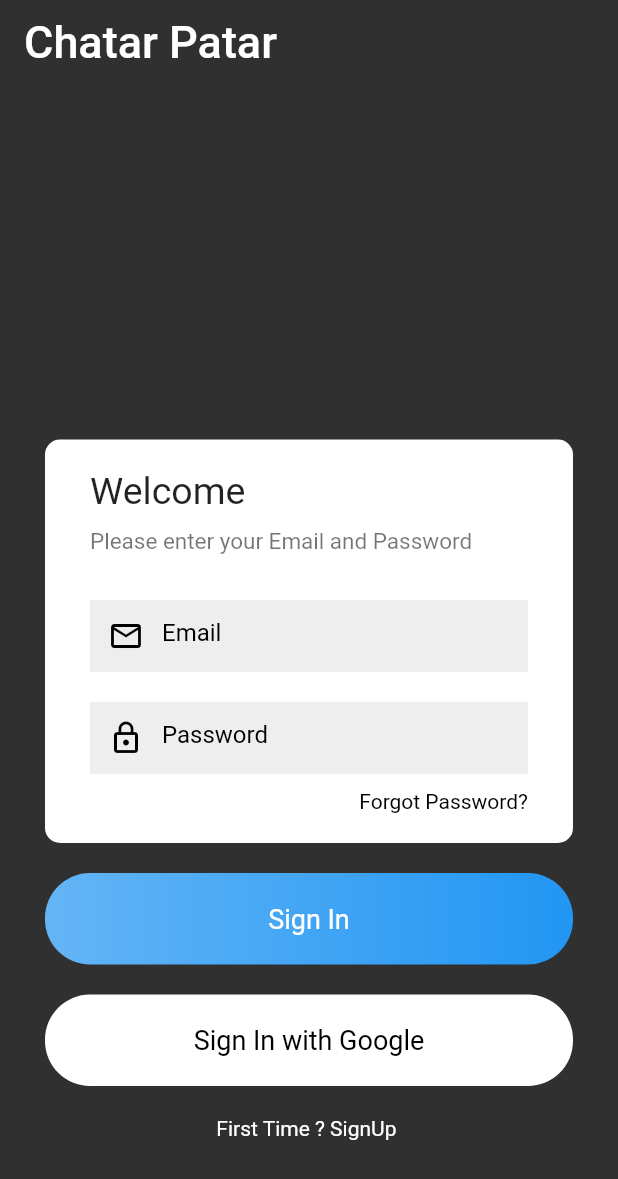
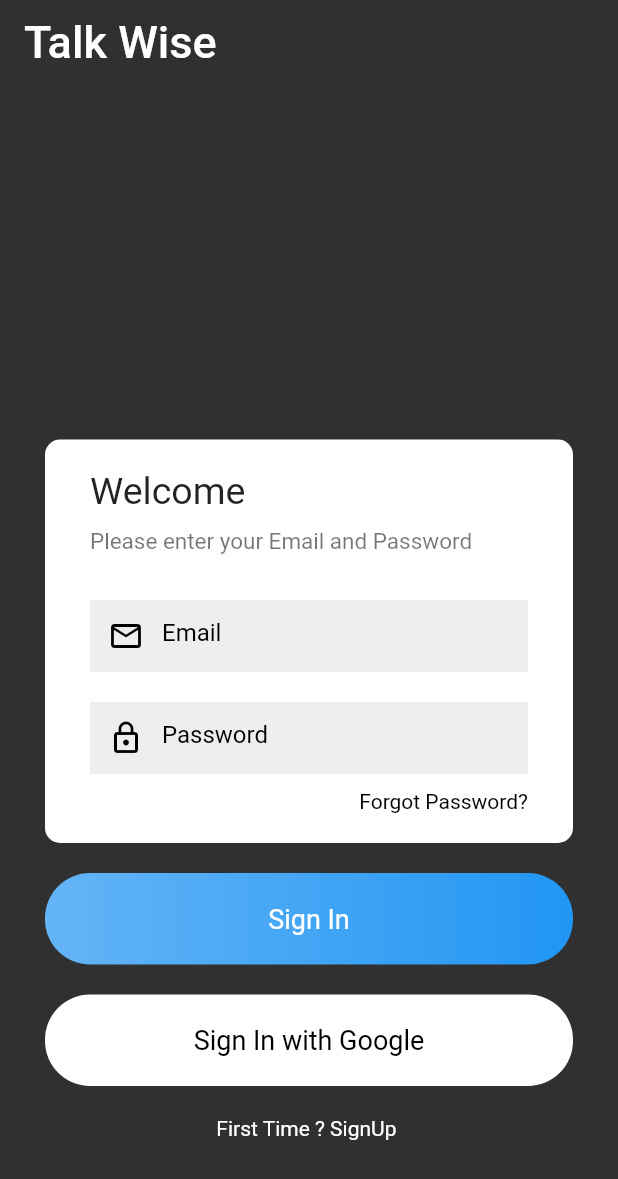
Before and after one commit to kinchitagg/TalkWise, a Flutter app: the screen it shows after launch, on a phone screen of 412 x 824 dp. Shown: the top 1179 px of the screen. Run offline on Flutter 3.47's test engine with Material 2 defaults, Android fonts, the phone set to English and light mode, and no system bars; our stand-ins replace cloud_firestore, firebase_auth, google_sign_in, shared_preferences; accounts and stored records are empty.

Commit message:
first commit

```diff
--- a/lib/screens/signIn.dart
+++ b/lib/screens/signIn.dart
@@ -92,7 +92,7 @@ class _SignInState extends State<SignIn> {
               elevation: 0.0,
               backgroundColor: Colors.transparent,
               title: Text(
-                "Chatar Patar",
+                "Talk Wise",
                 style: TextStyle(fontSize: 30),
               ),
             ),
--- a/lib/screens/signUp.dart
+++ b/lib/screens/signUp.dart
@@ -76,7 +76,7 @@ class _SignUpState extends State<SignUp> {
               elevation: 0.0,
               backgroundColor: Colors.transparent,
               title: Text(
-                "Chatar Patar",
+                "Talk Wise",
                 style: TextStyle(fontSize: 30),
               ),
             ),
```
